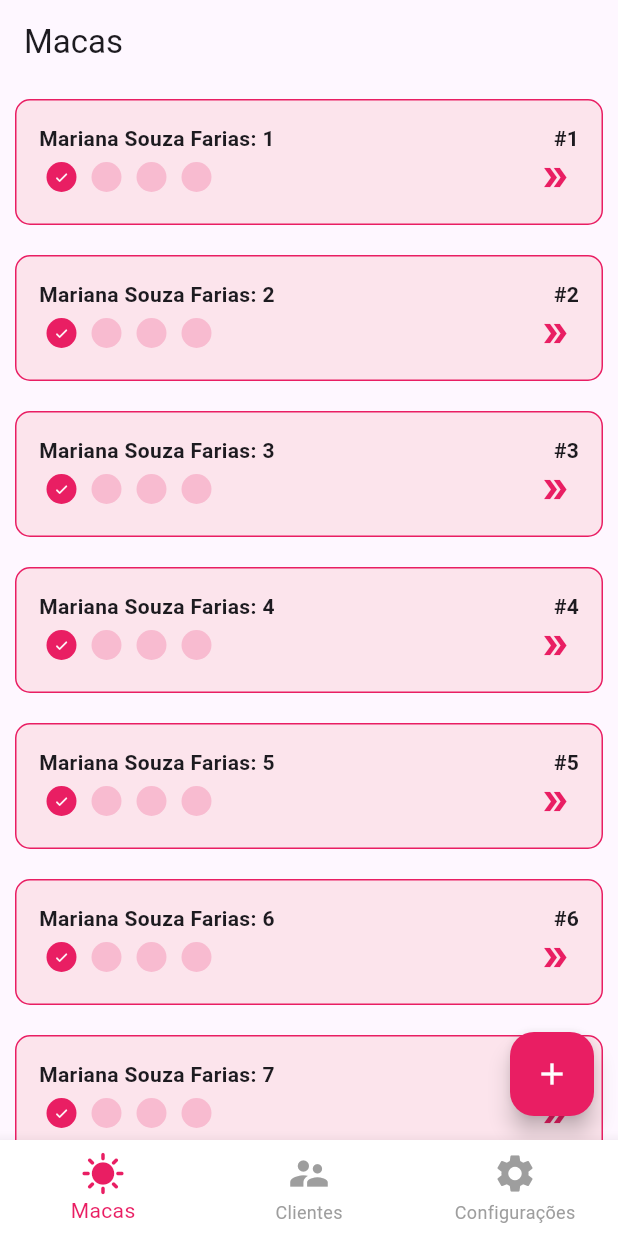
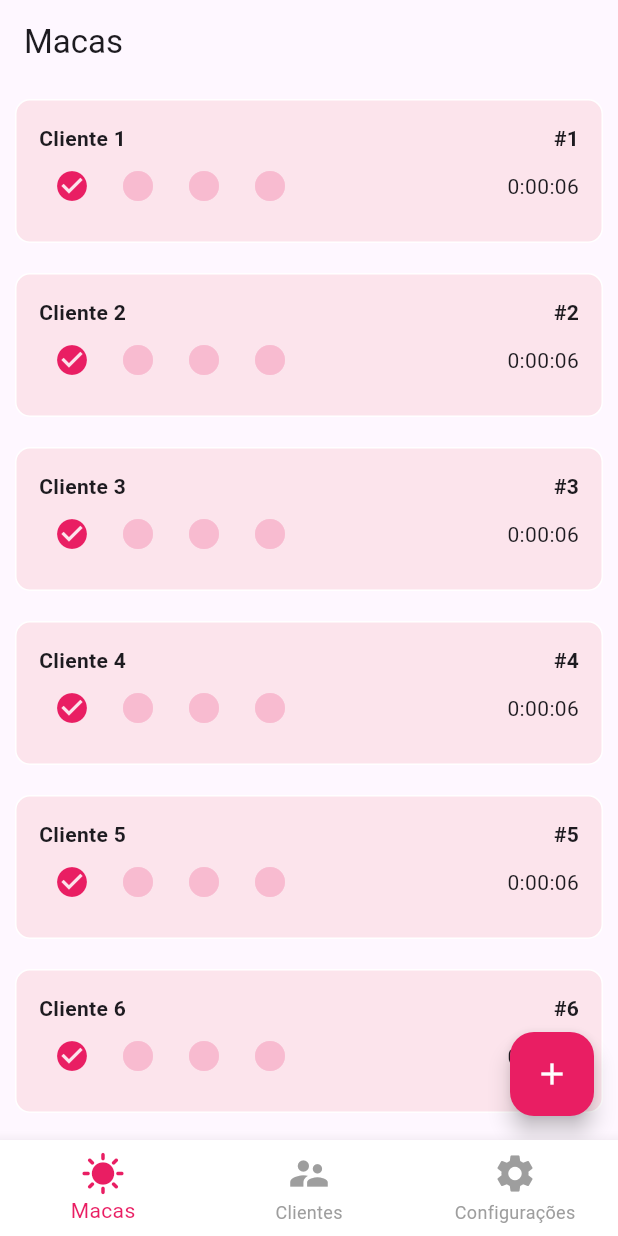
Before and after one commit to Fael123Programming/agendador-bronzeamento-flutter, a Flutter app: the screen it shows after launch, on a phone screen of 412 x 824 dp. Run offline on Flutter 3.47's test engine with Material 3 defaults, Android fonts, the light colour scheme and no system bars; our stand-ins replace get, grouped_list, image_picker, nice_buttons.

Commit message:
Feat.: beds view

```diff
--- a/lib/navigator/tab_navigator.dart
+++ b/lib/navigator/tab_navigator.dart
@@ -38,7 +38,7 @@ class TabNavigator extends StatelessWidget {
   _getScreen(BuildContext context, BottomNavItem item) {
     switch (item) {
       case BottomNavItem.one:
-        return const Beds();
+        return Beds();
       case BottomNavItem.two:
         return const Clients();
       case BottomNavItem.three:
--- a/lib/views/beds/beds.dart
+++ b/lib/views/beds/beds.dart
@@ -1,70 +1,118 @@
+import 'package:flutter/material.dart';
+import 'package:get/get.dart';
 import 'package:agendador_bronzeamento/config/route_paths.dart';
-import 'package:agendador_bronzeamento/views/beds/service/bed_card_service.dart';
-import 'package:flutter/material.dart';
-import 'package:agendador_bronzeamento/views/beds/widgets/bed_card.dart';
+import 'package:agendador_bronzeamento/views/beds/widgets/turn_around_blocks.dart';
+import 'package:agendador_bronzeamento/views/beds/widgets/bed_card_list_controller.dart';
 
-class Beds extends StatefulWidget {
-  const Beds({super.key});
+class Beds extends StatelessWidget {
+  final BedCardListController bedCardListController = Get.put(BedCardListController());
 
-  @override
-  State<Beds> createState() => _BedsState();
-}
-
-class _BedsState extends State<Beds> {
-  List<BedCard>? bedCards;
-
-  @override
-  void initState() {
-    super.initState();
-    getBedCardList();
-  }
-
-  getBedCardList() {
-    bedCards = BedCardService.fetchBedCards();
-    setState(() {});
-  }
+  Beds({super.key});
 
   @override
   Widget build(BuildContext context) {
     return Scaffold(
       appBar: AppBar(
-        title: bedCards == null || bedCards!.isEmpty
-            ? Container()
-            : const Text('Macas'),
+        title: const Text('Macas'),
       ),
-      body: Center(
-        child: bedCards == null || bedCards!.isEmpty
-            ? const Text(
-                'Sem clientes\nem macas',
-                textAlign: TextAlign.center,
-                style: TextStyle(
-                  fontWeight: FontWeight.bold,
-                  fontSize: 30,
+      body: Obx(() => ListView.builder(
+        itemCount: bedCardListController.bedCards.length,
+        itemBuilder: (context, index) {
+          final card = bedCardListController.bedCards[index];
+          if (card.dismissed.value) {
+            return Container();
+          }
+          card.controller.startTimer();
+          return Dismissible(
+            background: Container(
+              decoration: const BoxDecoration(
+                borderRadius: BorderRadius.all(
+                  Radius.circular(30),
                 ),
-              )
-            : LayoutBuilder(
-                builder: (context, constraints) {
-                  return SingleChildScrollView(
-                    child: SafeArea(
-                      child: ConstrainedBox(
-                        constraints: BoxConstraints(
-                          minHeight: constraints.maxHeight,
+                color: Colors.red,
+              ),
+              alignment: AlignmentDirectional.center,
+              child: const Icon(
+                Icons.delete,
+                color: Colors.white,
+              ),
+            ),
+            onDismissed: (direction) {
+              bedCardListController.dismissCard(index);
+              // bedCardListController.removeCard(index);
+              // bedCards.remove(bedCards.where((element) => element.bedNumber == bedCards[index].bedNumber).first);
+            },
+            key: ValueKey<String>(card.clientName),
+            child: GestureDetector(
+              onTap: () {
+                if (card.controller.stopped.value) {
+                  if (card.controller.paintedCircles.value == card.controller.totalCircles) {
+                    bedCardListController.dismissCard(index);
+                  } else {
+                    card.controller.startTimer();
+                  }
+                }
+                //else {
+                  // bedCardListController.dismissCard(index);
+                  // bedCardListController.removeCard(index);
+                  // bedCards.remove(bedCards.where((element) => element.bedNumber == bedCards[index].bedNumber).first);
+                // }
+              },
+              child: Obx(() => Container(
+                decoration: BoxDecoration(
+                  color: Colors.pink[50],
+                  border: Border.all(color: card.controller.color.value),
+                  borderRadius: const BorderRadius.all(
+                    Radius.circular(10),
+                  ),
+                ),
+                margin: const EdgeInsets.all(10),
+                padding: const EdgeInsets.all(15),
+                child: Column(
+                  mainAxisAlignment: MainAxisAlignment.start,
+                  children: [
+                    Row(
+                      mainAxisAlignment: MainAxisAlignment.spaceBetween,
+                      children: [
+                        Text(
+                          card.clientName,
+                          style: const TextStyle(
+                            fontWeight: FontWeight.bold,
+                          ),
                         ),
-                        child: Column(
-                          mainAxisAlignment: MainAxisAlignment.start,
-                          crossAxisAlignment: CrossAxisAlignment.center,
-                          children: List.from(bedCards!),
+                        Text(
+                          '#${card.bedNumber}',
+                          style: const TextStyle(
+                            fontWeight: FontWeight.bold,
+                          ),
                         ),
-                      ),
+                      ],
                     ),
-                  );
-                },
+                    Row(
+                      mainAxisAlignment: MainAxisAlignment.spaceBetween,
+                      children: [
+                        TurnAroundBlocks(
+                          totalBlocks: card.controller.totalCircles,
+                          paintedBlocks: card.controller.paintedCircles.value,
+                        ),
+                        card.controller.stopped.value ?
+                          Icon(card.controller.paintedCircles.value == card.controller.totalCircles ? Icons.done_all : Icons.double_arrow, color: card.controller.paintedCircles.value == card.controller.totalCircles ? Colors.green : Colors.black,)
+                          : Text(card.controller.remainingTime.value.toString().split('.')[0])
+                      ],
+                    ),
+                  ],
+                ),
               ),
-      ),
+            ),
+          ),
+        );
+        },
+      ),),
       floatingActionButton: FloatingActionButton(
         onPressed: () => Navigator.pushNamed(context, RoutePaths.bedDetails),
         foregroundColor: Colors.white,
         backgroundColor: Colors.pink,
+        heroTag: 'Add new bed',
         child: const Icon(Icons.add),
       ),
     );
--- a/lib/views/beds/service/bed_card_service.dart
+++ b/lib/views/beds/service/bed_card_service.dart
@@ -4,16 +4,7 @@ class BedCardService {
   static List<BedCard> fetchBedCards() {
     List<BedCard> bedCards = List.empty(growable: true);
     for (int i = 0; i < 10; i++) {
-      final bedCard = BedCard(
-        clientName: 'Mariana Souza Farias: ${i + 1}',
-        bedNumber: i + 1,
-        onAllBlocksFinished: () {
-          final card =
-              bedCards.where((element) => element.bedNumber == i + 1).first;
-          bedCards.remove(card);
-        },
-      );
-      bedCards.add(bedCard);
+      bedCards.add(BedCard(clientName: 'Cliente ${i + 1}', bedNumber: i + 1));
     }
     return bedCards;
   }
--- a/lib/views/beds/widgets/bed_card.dart
+++ b/lib/views/beds/widgets/bed_card.dart
@@ -1,105 +1,47 @@
-import 'package:agendador_bronzeamento/views/beds/widgets/turn_around_blocks/turn_around_blocks.dart';
+import 'dart:async';
 import 'package:flutter/material.dart';
+import 'package:get/get.dart';
 
-class BedCard extends StatefulWidget {
-  final String clientName;
-  final int bedNumber;
-  final void Function() onAllBlocksFinished;
+class BedCardController extends GetxController {
+  final int totalCircles = 4;
+  Duration totalDuration = const Duration(seconds: 10);
+  Rx<Duration> remainingTime = const Duration(seconds: 10).obs;
+  RxInt paintedCircles = 0.obs;
+  Rx<Color> color = Colors.white.obs;
+  Timer? timer;
+  RxBool stopped = false.obs;
 
-  const BedCard({
-    super.key,
-    required this.clientName,
-    required this.bedNumber,
-    required this.onAllBlocksFinished,
-  });
-
-  @override
-  State<BedCard> createState() => _BedCardState();
-}
-
-class _BedCardState extends State<BedCard> {
-  Color borderColor = Colors.white;
-  TurnAroundBlocksController turnController = TurnAroundBlocksController();
-
-  @override
-  void initState() {
-    super.initState();
+  void startTimer() {
+    color.value = Colors.white;
+    paintedCircles.value++;
+    stopped.value = false;
+    remainingTime.value = Duration(seconds: totalDuration.inSeconds);
+    timer = Timer.periodic(const Duration(seconds: 1), (_) {
+      if (remainingTime.value.inSeconds > 1) {
+        remainingTime.value = remainingTime.value - const Duration(seconds: 1);
+      } else {
+        timer?.cancel();
+        color.value = Colors.pink;
+        stopped.value = true;
+      }
+    });
   }
 
   @override
-  void dispose() {
-    super.dispose();
-  }
-
-  @override
-  Widget build(BuildContext context) {
-    return Dismissible(
-      background: Container(
-        decoration: const BoxDecoration(
-          borderRadius: BorderRadius.all(
-            Radius.circular(30),
-          ),
-          color: Colors.red,
-        ),
-        alignment: AlignmentDirectional.center,
-        child: const Icon(
-          Icons.delete,
-          color: Colors.white,
-        ),
-      ),
-      onDismissed: (direction) {
-        widget.onAllBlocksFinished();
-        dispose();
-      },
-      key: ValueKey<String>(widget.clientName),
-      child: GestureDetector(
-        onTap: turnController.verify,
-        child: Container(
-          decoration: BoxDecoration(
-            color: Colors.pink[50],
-            border: Border.all(color: borderColor),
-            borderRadius: const BorderRadius.all(
-              Radius.circular(10),
-            ),
-          ),
-          margin: const EdgeInsets.all(10),
-          padding: const EdgeInsets.all(15),
-          child: Column(
-            mainAxisAlignment: MainAxisAlignment.start,
-            children: [
-              Row(
-                mainAxisAlignment: MainAxisAlignment.spaceBetween,
-                children: [
-                  Text(
-                    widget.clientName,
-                    style: const TextStyle(
-                      fontWeight: FontWeight.bold,
-                    ),
-                  ),
-                  Text(
-                    '#${widget.bedNumber}',
-                    style: const TextStyle(
-                      fontWeight: FontWeight.bold,
-                    ),
-                  ),
-                ],
-              ),
-              TurnAroundBlocks(
-                blocks: 4,
-                durationPerBlock: Duration(seconds: 1),
-                onAllBlocksFinished: widget.onAllBlocksFinished,
-                onBlockFinished: switchBorderColor,
-                controller: turnController,
-              )
-            ],
-          ),
-        ),
-      ),
-    );
-  }
-
-  void switchBorderColor() {
-    setState(() =>
-        borderColor = borderColor == Colors.white ? Colors.pink : Colors.white);
+  void onClose() {
+    timer?.cancel();
+    super.onClose();
   }
 }
+
+class BedCard {
+  final controller = BedCardController();
+  final String clientName;
+  final int bedNumber;
+  final RxBool dismissed = false.obs;
+
+  BedCard({
+    required this.clientName,
+    required this.bedNumber,
+  });
+}
--- /dev/null
+++ b/lib/views/beds/widgets/bed_card_list_controller.dart
@@ -0,0 +1,30 @@
+import 'package:agendador_bronzeamento/views/beds/service/bed_card_service.dart';
+import 'package:agendador_bronzeamento/views/beds/widgets/bed_card.dart';
+import 'package:get/get.dart';
+
+class BedCardListController extends GetxController {
+  final RxList<BedCard> bedCards = <BedCard>[].obs;
+
+  @override
+  void onInit() {
+    super.onInit();
+    // List<BedCard> _bedCards = BedCardService.fetchBedCards();
+    bedCards.addAll(BedCardService.fetchBedCards());
+  }
+
+  // void addBedCard(String clientName, int bedNumber) {
+  //   bedCards.add(BedCard(clientName: clientName, bedNumber: bedNumber));
+  // }
+
+  void removeCard(int index) {
+    bedCards.removeAt(index);
+  }
+
+  void dismissCard(int index) {
+    bedCards[index].dismissed.value = true;
+  }
+
+  void handleEvent(int index) {
+
+  }
+}
--- /dev/null
+++ b/lib/views/beds/widgets/turn_around_blocks.dart
@@ -0,0 +1,46 @@
+import 'package:flutter/material.dart';
+
+class TurnAroundBlocks extends StatelessWidget {
+  final int totalBlocks;
+  final int paintedBlocks;
+
+  const TurnAroundBlocks({super.key, required this.totalBlocks, required this.paintedBlocks});
+
+  @override
+  Widget build(BuildContext context) {
+    return Row(
+      mainAxisAlignment: MainAxisAlignment.spaceBetween,
+      children: _drawBlocks(),
+    );
+  }
+
+  List<Widget> _drawBlocks() {
+    List<Widget> widgets = [];
+    Widget container = Container(
+      padding: const EdgeInsets.all(5),
+      margin: const EdgeInsets.all(5),
+      child: const Icon(
+        Icons.circle,
+        size: 24,
+        color: Color.fromARGB(255, 248, 187, 208),
+      ),
+    );
+    Widget marked = Container(
+      padding: const EdgeInsets.all(5),
+      margin: const EdgeInsets.all(5),
+      child: const Icon(
+        Icons.check_circle,
+        size: 24,
+        color: Colors.pink,
+      ),
+    );
+    for (int i = 0; i < totalBlocks; i++) {
+      if (i < paintedBlocks) {
+        widgets.add(marked);
+      } else {
+        widgets.add(container);
+      }
+    }
+    return widgets;
+  }
+}
--- a/lib/views/beds/widgets/turn_around_blocks/block.dart
+++ /dev/null
@@ -1,50 +0,0 @@
-import 'package:flutter/material.dart';
-
-class BlockController {
-  late void Function() switchColor;
-}
-
-class Block extends StatefulWidget {
-  final BlockController controller;
-
-  const Block({super.key, required this.controller});
-
-  @override
-  // ignore: no_logic_in_create_state
-  State<Block> createState() => _BlockState(controller);
-}
-
-class _BlockState extends State<Block> {
-  _BlockState(BlockController controller) {
-    controller.switchColor = switchColor;
-  }
-
-  Color? color = Colors.pink[100];
-  IconData? icon;
-
-  @override
-  Widget build(BuildContext context) {
-    return Container(
-      decoration: BoxDecoration(
-        borderRadius: const BorderRadius.all(
-          Radius.circular(30),
-        ),
-        color: color,
-      ),
-      padding: const EdgeInsets.all(5),
-      margin: const EdgeInsets.all(5),
-      child: Icon(
-        icon,
-        size: 10,
-        color: Colors.white,
-      ),
-    );
-  }
-
-  void switchColor() {
-    setState(() {
-      color = Colors.pink;
-      icon = Icons.done;
-    });
-  }
-}
--- a/lib/views/beds/widgets/turn_around_blocks/turn_around_blocks.dart
+++ /dev/null
@@ -1,182 +0,0 @@
-import 'dart:async';
-
-import 'package:agendador_bronzeamento/views/beds/widgets/turn_around_blocks/block.dart';
-import 'package:flutter/material.dart';
-
-enum TurnState {
-  ready,
-  ongoing,
-  end;
-}
-
-class TurnAroundBlocksController {
-  late void Function() onTapEventReady;
-  late void Function() onTapEventEnd;
-  late TurnState state;
-
-  void verify() {
-    switch (state) {
-      case TurnState.ready:
-        onTapEventReady();
-        break;
-      case TurnState.end:
-        onTapEventEnd();
-      default:
-        break;
-    }
-  }
-}
-
-class TurnAroundBlocks extends StatefulWidget {
-  final int blocks;
-  final Duration durationPerBlock;
-  final void Function() onAllBlocksFinished;
-  final void Function() onBlockFinished;
-  final TurnAroundBlocksController controller;
-
-  const TurnAroundBlocks({
-    super.key,
-    required this.blocks,
-    required this.durationPerBlock,
-    required this.onAllBlocksFinished,
-    required this.onBlockFinished,
-    required this.controller,
-  });
-
-  @override
-  // ignore: no_logic_in_create_state
-  State<TurnAroundBlocks> createState() => _TurnAroundBlocksState(controller);
-}
-
-class _TurnAroundBlocksState extends State<TurnAroundBlocks> {
-  late TurnAroundBlocksController stateController;
-
-  _TurnAroundBlocksState(TurnAroundBlocksController controller) {
-    controller.onTapEventReady = onTapEventReady;
-    controller.onTapEventEnd = onTapEventEnd;
-    controller.state = TurnState.ongoing;
-    stateController = controller;
-  }
-
-  final _second = const Duration(seconds: 1);
-  final List<Map> _blocks = [];
-  int _finishedBlocks = 0;
-  late Duration _tempDuration;
-  bool _currentFinished = false;
-
-  @override
-  void initState() {
-    super.initState();
-    _tempDuration = widget.durationPerBlock;
-    for (int i = 0; i < widget.blocks; i++) {
-      final controller = BlockController();
-      _blocks.add({
-        'controller': controller,
-        'block': Block(
-          controller: controller,
-        )
-      });
-    }
-    _startCountdown();
-  }
-
-  @override
-  Widget build(BuildContext context) {
-    return Row(
-      mainAxisAlignment: MainAxisAlignment.spaceBetween,
-      children: [
-        Row(
-          children: _getBlocks(_blocks),
-        ),
-        _createHandle(),
-      ],
-    );
-  }
-
-  Widget _createHandle() {
-    Widget toReturn;
-    if (_currentFinished) {
-      if (_finishedBlocks == widget.blocks) {
-        stateController.state = TurnState.end;
-        // setState(() => stateController.state = TurnState.end);
-        toReturn = Container(
-          decoration: const BoxDecoration(
-            borderRadius: BorderRadius.all(
-              Radius.circular(10),
-            ),
-          ),
-          padding: const EdgeInsets.all(5),
-          child: const Icon(
-            Icons.done_all,
-            size: 22,
-            color: Colors.green,
-          ),
-        );
-      } else {
-        stateController.state = TurnState.ready;
-        // setState(() => stateController.state = TurnState.ready);
-        toReturn = Container(
-          decoration: const BoxDecoration(
-            borderRadius: BorderRadius.all(
-              Radius.circular(10),
-            ),
-          ),
-          padding: const EdgeInsets.all(5),
-          child: const Icon(
-            Icons.double_arrow,
-            size: 22,
-            color: Colors.pink,
-          ),
-        );
-      }
-    } else {
-      stateController.state = TurnState.ongoing;
-      // setState(() => stateController.state = TurnState.ongoing);
-      toReturn = Container(
-        padding: const EdgeInsets.all(5),
-        child: Text(
-          _tempDuration.toString().split('.')[0],
-          style: const TextStyle(
-            fontWeight: FontWeight.bold,
-          ),
-        ),
-      );
-    }
-    return toReturn;
-  }
-
-  void _startCountdown() {
-    Timer.periodic(_second, (timer) {
-      if (_tempDuration.inSeconds > 1) {
-        setState(() => _tempDuration -= _second);
-      } else {
-        timer.cancel();
-        (_blocks[_finishedBlocks++]['controller'] as BlockController)
-            .switchColor();
-        widget.onBlockFinished();
-        setState(() => _currentFinished = true);
-      }
-    });
-  }
-
-  List<Block> _getBlocks(List<Map> blocks) {
-    List<Block> toReturn = [];
-    for (int i = 0; i < blocks.length; i++) {
-      toReturn.add(blocks[i]['block']);
-    }
-    return toReturn;
-  }
-
-  void onTapEventReady() {
-    widget.onBlockFinished();
-    setState(() {
-      _currentFinished = false;
-      _tempDuration = widget.durationPerBlock;
-      _startCountdown();
-    });
-  }
-
-  void onTapEventEnd() {
-    widget.onAllBlocksFinished();
-  }
-}
--- a/pubspec.yaml
+++ b/pubspec.yaml
@@ -35,6 +35,7 @@ dependencies:
 
   # The following adds the Cupertino Icons font to your application.
   # Use with the CupertinoIcons class for iOS style icons.
+  get:
   cupertino_icons: ^1.0.2
   duration_picker: "^1.0.0"
   flutter_local_notifications: ^16.3.0
```
Also changed, not shown: pubspec.lock.
